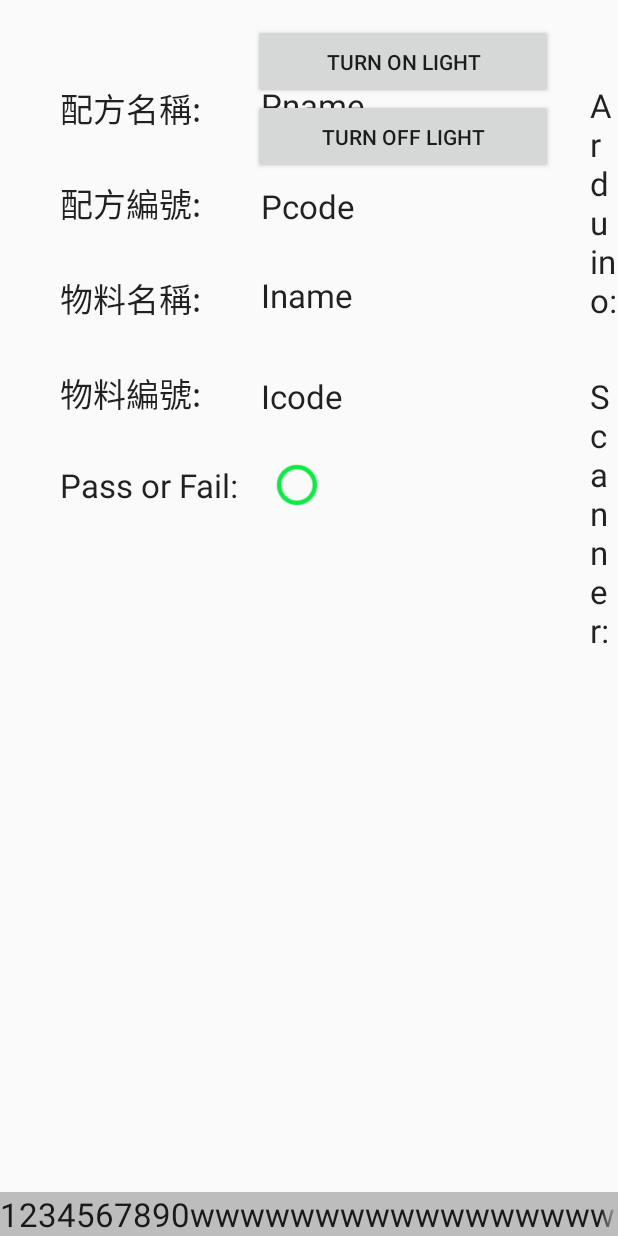
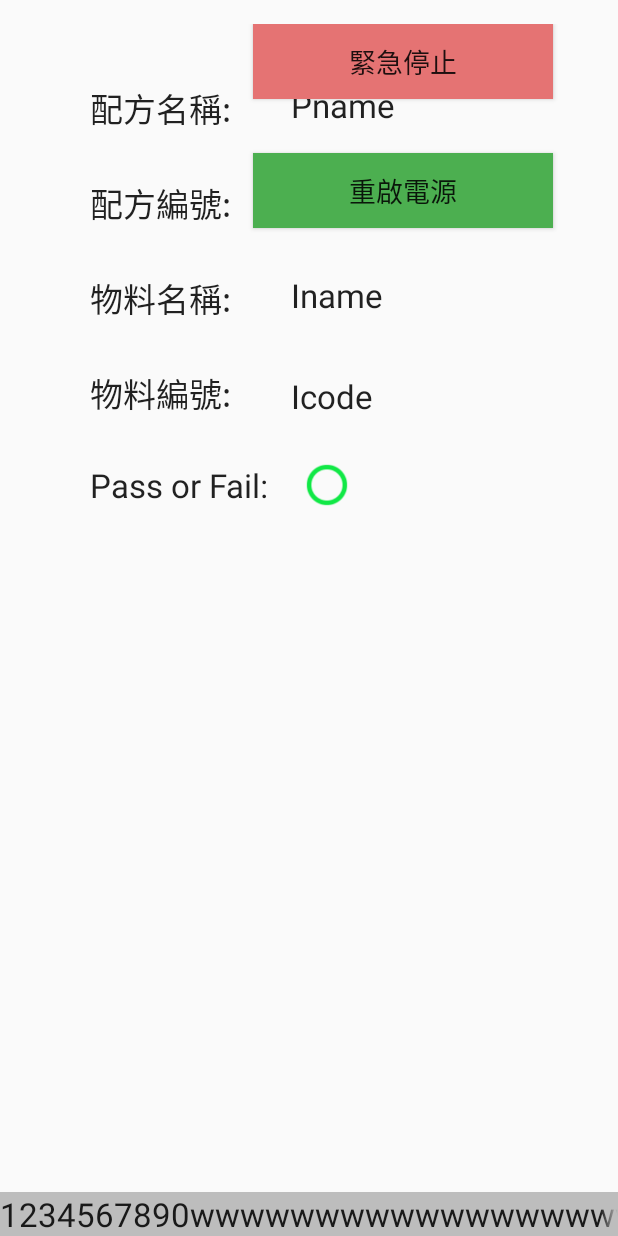
Before and after one commit to Tennyleaz/UsbCommunication, an Android app: the first screen one second after launch (MainActivity), on a phone screen of 412 x 824 dp. Run offline under Robolectric (Android 15) with nearby library versions, the phone set to English and light mode, and no system bars; 3 statements that could not run were skipped.

Commit message:
Update UI of error occurs.

```diff
--- a/app/src/main/AndroidManifest.xml
+++ b/app/src/main/AndroidManifest.xml
@@ -11,6 +11,7 @@
         android:theme="@style/AppTheme" >
         <activity
             android:name=".MainActivity"
+            android:windowSoftInputMode="stateHidden|adjustResize"
             android:label="@string/app_name" >
             <intent-filter>
                 <action android:name="android.intent.action.MAIN" />
--- a/app/src/main/java/com/example/tenny/usbcommunication/SocketHandler.java
+++ b/app/src/main/java/com/example/tenny/usbcommunication/SocketHandler.java
@@ -38,7 +38,6 @@
             isCreated = true;
             in = socket.getInputStream();
             out = socket.getOutputStream();
-            //socket.setSoTimeout(3000);
         }
         catch (UnknownHostException e)
         {
@@ -123,6 +122,8 @@
         Log.d("Mylog", "Socket closed");
         if(isCreated) {
             try {
+                socket.shutdownInput();
+                socket.shutdownOutput();
                 socket.close();
                 isCreated = false;
             }
--- a/app/src/main/res/layout/activity_main.xml
+++ b/app/src/main/res/layout/activity_main.xml
@@ -12,9 +12,11 @@
         android:layout_height="@dimen/button_height"
         android:text="@string/str_turn_on"
         android:id="@+id/btn_turn_on"
+        android:layout_marginEnd="43dp"
+        android:textSize="@dimen/abc_text_size_medium_material"
+        android:background="#e57373"
         android:layout_alignParentTop="true"
-        android:layout_alignParentEnd="true"
-        android:layout_marginEnd="43dp" />
+        android:layout_alignParentEnd="true" />
 
     <Button
         android:focusable="false"
@@ -22,7 +24,9 @@
         android:layout_height="@dimen/button_height"
         android:text="@string/str_turn_off"
         android:id="@+id/btn_turn_off"
-        android:layout_below="@+id/btn_turn_on"
+        android:textSize="@dimen/abc_text_size_medium_material"
+        android:background="#4caf50"
+        android:layout_alignBottom="@+id/tv4"
         android:layout_alignStart="@+id/btn_turn_on" />
 
     <ListView
@@ -46,7 +50,7 @@
         android:id="@+id/tv1"
         android:layout_below="@+id/textView"
         android:layout_alignParentStart="true"
-        android:layout_marginStart="40dp"
+        android:layout_marginStart="60dp"
         android:layout_marginTop="20dp" />
 
     <TextView
--- a/app/src/main/res/values/colors.xml
+++ b/app/src/main/res/values/colors.xml
@@ -1,7 +1,9 @@
 <?xml version="1.0" encoding="utf-8"?>
 <resources>
     <color name="blue">#ff412dff</color>
+    <color name="red">#f44336</color>
     <color name="orange">#ffff5524</color>
     <color name="green">#4caf50</color>
     <color name="gray">#bdbdbd</color>
+    <color name="background">#fffafafa</color>
 </resources>
--- a/app/src/main/res/values/strings.xml
+++ b/app/src/main/res/values/strings.xml
@@ -4,7 +4,7 @@
     <string name="app_name">USBCommunication</string>
     <string name="hello_world">Hello world!</string>
     <string name="action_settings">Settings</string>
-    <string name="str_turn_on">Turn On Light</string>
-    <string name="str_turn_off">Turn Off Light</string>
+    <string name="str_turn_on">緊急停止</string>
+    <string name="str_turn_off">重啟電源</string>
 
 </resources>
```
Also changed, not shown: app/src/main/java/com/example/tenny/usbcommunication/MainActivity.java (+19 -3 lines).
